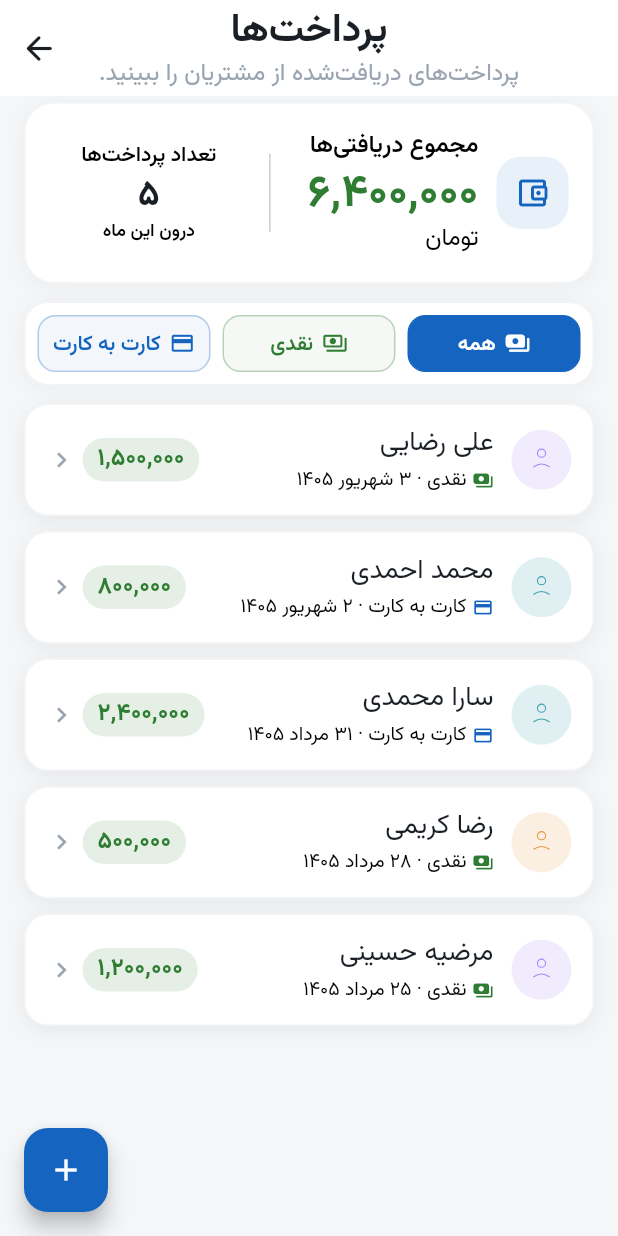
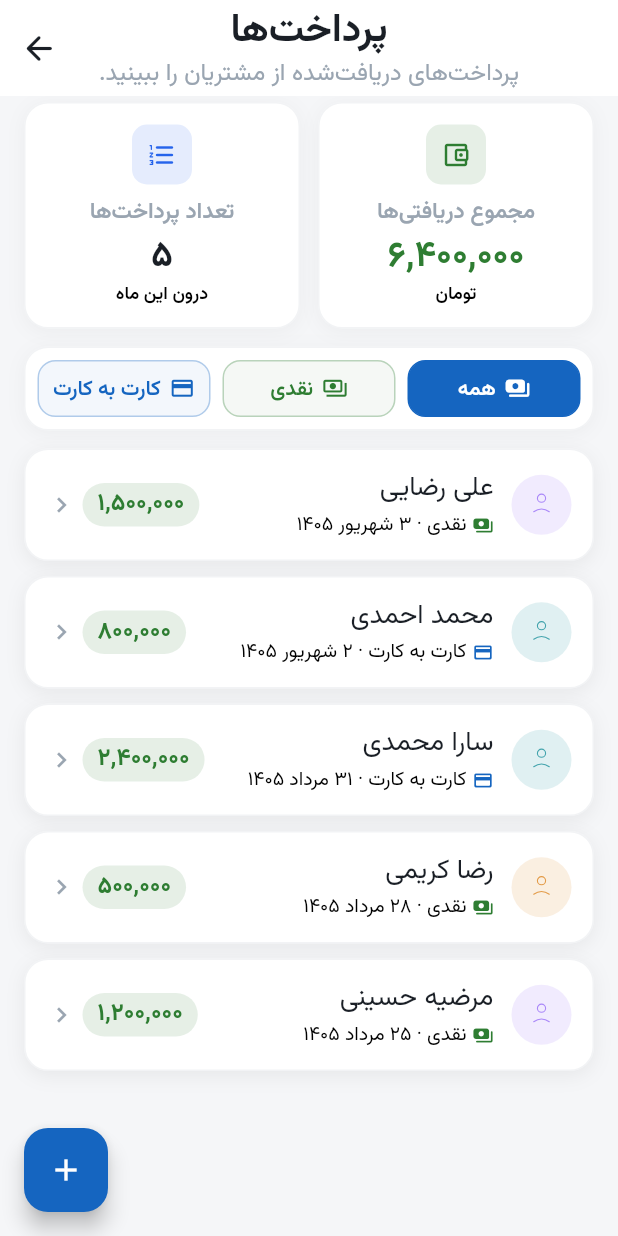
Before and after one commit to DevMohamad-Git/servicekar, a Flutter app: the PaymentsListPage screen opened by its route, on a phone screen of 412 x 824 dp. Run offline on Flutter 3.47's test engine with Material 3 defaults, Android fonts, the phone set to English and light mode, and no system bars; our stand-ins replace auto_route, hooks_riverpod, image_picker, isar_community; accounts and stored records are empty; generated files the repository leaves out were written again.

Commit message:
feat(payments): refactor summary card to enhance layout and readability

```diff
--- a/lib/presentation/payment/pages/payments_list_page.dart
+++ b/lib/presentation/payment/pages/payments_list_page.dart
@@ -50,10 +50,10 @@ class _PaymentsListPageState extends State<PaymentsListPage> {
           child: Column(
             crossAxisAlignment: CrossAxisAlignment.stretch,
             children: [
-              // ─── (a) Count + total-received box ────────────────
+              // ─── (a) Count + total-received summary tiles ──────
               Padding(
                 padding: const EdgeInsets.fromLTRB(16, 4, 16, 0),
-                child: _SummaryCard(
+                child: _PaymentsSummary(
                   count: _filteredPayments.length,
                   total: _filteredTotal,
                 ),
@@ -175,27 +175,103 @@ const List<Color> _kAvatarAccents = [
   Color(0xFFDB2777),
 ];
 
-/// (a) Two-pane summary card from the reference design: the received
-/// total (wallet badge + green amount + toman) on the start side, the
-/// in-month payment count on the end side, separated by a thin divider
-/// — the same two-pane recipe as `CustomerAccountSummaryWidget`.
-class _SummaryCard extends StatelessWidget {
-  const _SummaryCard({required this.count, required this.total});
+/// (a) Summary strip above the list: two equal KPI tiles in the same
+/// visual language as the dashboard's "نمای کلی کسب‌وکار" cards — a
+/// tinted icon chip on top, a muted label, one loud number, and a
+/// small caption beneath.
+///
+/// The received-total tile keeps the payment rows' income green so the
+/// figure that sums the rows matches their halo pills; the count tile
+/// stays neutral (text-primary number on the KPI navy chip), matching
+/// the dashboard's count tiles. No new hue enters the app.
+class _PaymentsSummary extends StatelessWidget {
+  const _PaymentsSummary({required this.count, required this.total});
 
   final int count;
   final double total;
 
   @override
   Widget build(BuildContext context) {
-    final theme = Theme.of(context);
-    final scheme = theme.colorScheme;
     final l10n = context.l10n;
 
+    // IntrinsicHeight pins both tiles to the same height so the strip
+    // reads as one balanced row even when a long amount scales down.
+    return IntrinsicHeight(
+      child: Row(
+        crossAxisAlignment: CrossAxisAlignment.stretch,
+        children: [
+          // Received total (start side — right in RTL).
+          Expanded(
+            child: _SummaryTile(
+              icon: Icons.account_balance_wallet_outlined,
+              accent: kSuccessColor,
+              label: l10n.totalReceived,
+              value: formatPersianMoney(total),
+              valueColor: kSuccessColor,
+              caption: l10n.toman,
+            ),
+          ),
+          const SizedBox(width: 12),
+          // In-month payment count (end side — left in RTL).
+          Expanded(
+            child: _SummaryTile(
+              icon: Icons.format_list_numbered_rounded,
+              accent: kKpiInvoice,
+              label: l10n.numberOfPayments,
+              value: formatPersianNumber(count),
+              valueColor: kTextPrimaryColor,
+              caption: l10n.withinThisMonth,
+            ),
+          ),
+        ],
+      ),
+    );
+  }
+}
+
+/// One summary tile: a white card with the page's own recipe (hairline
+/// border + soft shadow, 16-radius — the same as the filter container
+/// and the payment rows below) wrapping a centred column: tinted icon
+/// chip, muted one-line label, the loud number slot, then a small
+/// caption so both tiles share the same vertical rhythm.
+class _SummaryTile extends StatelessWidget {
+  const _SummaryTile({
+    required this.icon,
+    required this.accent,
+    required this.label,
+    required this.value,
+    required this.valueColor,
+    required this.caption,
+  });
+
+  /// Glyph shown inside the [accent]-tinted chip.
+  final IconData icon;
+
+  /// Chip accent; its 12% fill follows the app's soft-tint convention.
+  final Color accent;
+
+  /// Muted one-line title under the chip (e.g. «مجموع دریافتی‌ها»).
+  final String label;
+
+  /// Pre-formatted headline figure (Persian digits). Fades between
+  /// values when the active filter changes instead of popping.
+  final String value;
+
+  /// Ink for [value] — income green for the total, neutral for counts.
+  final Color valueColor;
+
+  /// Small trailing line («تومان» / «درون این ماه»).
+  final String caption;
+
+  @override
+  Widget build(BuildContext context) {
+    final theme = Theme.of(context);
+
     return Container(
-      padding: const EdgeInsets.fromLTRB(16, 18, 16, 18),
+      padding: const EdgeInsets.symmetric(horizontal: 12, vertical: 14),
       decoration: BoxDecoration(
         color: Colors.white,
-        borderRadius: BorderRadius.circular(20),
+        borderRadius: BorderRadius.circular(16),
         border: Border.all(color: kGrey4Color.withValues(alpha: 0.5)),
         boxShadow: [
           BoxShadow(
@@ -205,112 +281,56 @@ class _SummaryCard extends StatelessWidget {
           ),
         ],
       ),
-      child: Row(
+      child: Column(
         children: [
-          // ── Received-total pane (start side — right in RTL) ──
-          // Flex 3: the total is the card's focal datum, so it claims
-          // the wider share and pushes the divider toward the count.
-          Expanded(
-            flex: 3,
-            child: Row(
-              children: [
+          // KPI icon chip — the dashboard's 40dp / 12%-tint convention.
           Container(
-                  width: 48,
-                  height: 48,
+            width: 40,
+            height: 40,
             decoration: BoxDecoration(
-                    color: scheme.primary.withValues(alpha: 0.1),
-                    borderRadius: BorderRadius.circular(16),
+              color: accent.withValues(alpha: 0.12),
+              borderRadius: BorderRadius.circular(10),
             ),
-                  child: Icon(
-                    Icons.account_balance_wallet_outlined,
-                    size: 24,
-                    color: scheme.primary,
+            child: Icon(icon, size: 20, color: accent),
           ),
-                ),
-                const SizedBox(width: 12),
-                Expanded(
-                  child: Column(
-                    crossAxisAlignment: CrossAxisAlignment.start,
-                    children: [
+          const SizedBox(height: 8),
           Text(
-                        l10n.totalReceived,
-                        style: theme.textTheme.titleSmall?.copyWith(
-                          color: scheme.onSurfaceVariant,
+            label,
+            maxLines: 1,
+            overflow: TextOverflow.ellipsis,
+            textAlign: TextAlign.center,
+            style: theme.textTheme.bodyMedium?.copyWith(
+              color: kGrey3Color,
               fontWeight: FontWeight.w600,
             ),
           ),
           const SizedBox(height: 4),
           FittedBox(
+            // Scale oversize amounts down (the dashboard KPI cards'
+            // approach) instead of ever overflowing the tile.
             fit: BoxFit.scaleDown,
-                        alignment: AlignmentDirectional.centerStart,
+            alignment: AlignmentDirectional.center,
+            child: AnimatedSwitcher(
+              duration: _kPillAnimationDuration,
               child: Text(
-                          formatPersianMoney(total),
+                value,
+                key: ValueKey<String>(value),
                 maxLines: 1,
-                          textDirection: TextDirection.rtl,
-                          style: theme.textTheme.headlineSmall?.copyWith(
-                            color: kSuccessColor,
-                            fontSize: 30,
-                            fontWeight: FontWeight.w800,
-                            height: 1.15,
-                            letterSpacing: -0.3,
+                style: theme.textTheme.titleLarge?.copyWith(
+                  color: valueColor,
+                  fontWeight: FontWeight.w700,
+                ),
               ),
             ),
           ),
           const SizedBox(height: 2),
           Text(
-                        l10n.toman,
-                        style: theme.textTheme.titleSmall?.copyWith(
-                          color: scheme.onSurfaceVariant,
-                          fontWeight: FontWeight.w500,
-                        ),
-                      ),
-                    ],
-                  ),
-                ),
-              ],
-            ),
-          ),
-          // Thin vertical separator between the two panes.
-          Container(
-            width: 1,
-            height: 52,
-            color: kGrey3Color.withValues(alpha: 0.55),
-          ),
-          const SizedBox(width: 14),
-          // ── In-month count pane (end side — left in RTL) ──
-          // Flex 2: a deliberately narrower, centered block — title
-          // above, the bare count, then the month caption beneath.
-          Expanded(
-            flex: 2,
-            child: Column(
-              mainAxisAlignment: MainAxisAlignment.center,
-              children: [
-                Text(
-                  l10n.numberOfPayments,
+            caption,
             maxLines: 1,
             overflow: TextOverflow.ellipsis,
-                  style: theme.textTheme.labelMedium?.copyWith(
-                    color: scheme.onSurfaceVariant,
-                    fontWeight: FontWeight.w600,
-                  ),
-                ),
-                const SizedBox(height: 4),
-                Text(
-                  formatPersianNumber(count),
-                  style: theme.textTheme.titleLarge?.copyWith(
-                    color: kTextPrimaryColor,
-                    fontWeight: FontWeight.w800,
-                    height: 1.15,
-                  ),
-                ),
-                const SizedBox(height: 2),
-                Text(
-                  l10n.withinThisMonth,
+            textAlign: TextAlign.center,
             style: theme.textTheme.labelSmall?.copyWith(
-                    color: scheme.onSurfaceVariant,
-                  ),
-                ),
-              ],
+              color: theme.colorScheme.onSurfaceVariant,
             ),
           ),
         ],
```
Lines whose indentation alone changed are shown as unchanged.
